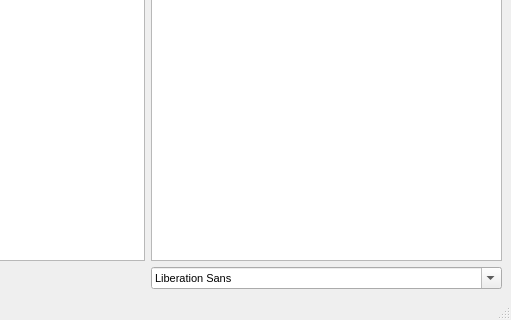
Old version of the form ui/printers/textprinterwindow.ui in the repository josch1710/RespeQt; both pictures show x 215 to 726 and y 117 to 437 of the 726 by 437 pixel window.
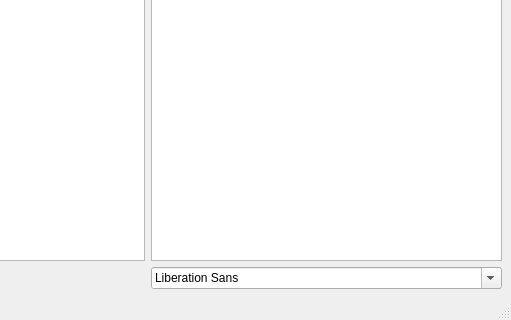
New version of the form. Icons and pictures are not drawn.

Commit message: Derive GUI fonts, colours, icon and window sizes from the platform

```diff
--- a/ui/printers/textprinterwindow.ui
+++ b/ui/printers/textprinterwindow.ui
@@ -26,19 +26,7 @@
    </property>
    <layout class="QGridLayout" name="gridLayout">
     <item row="1" column="1">
-     <widget class="QFontComboBox" name="asciiFontName">
-      <property name="font">
-       <font>
-        <family>MS Shell Dlg 2</family>
-        <pointsize>8</pointsize>
-       </font>
-      </property>
-      <property name="currentFont">
-       <font>
-        <family>Arial</family>
-       </font>
-      </property>
-     </widget>
+     <widget class="QFontComboBox" name="asciiFontName"/>
     </item>
     <item row="0" column="1">
      <widget class="QPlainTextEdit" name="printerTextEditASCII">
```
Left out of the diff: 28 changed lines with no effect on the pictures. The commit also changes 331 other files.
